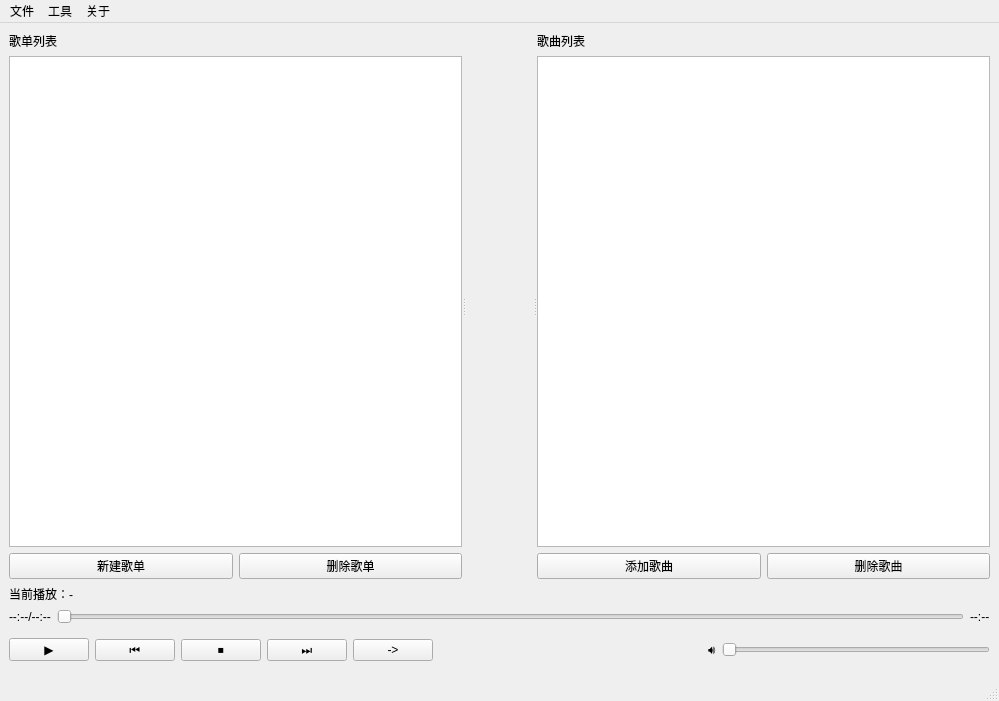
First picture: the form in ui/main_window.ui, repository shicj0927/EasyMusicPlus, before the edit.
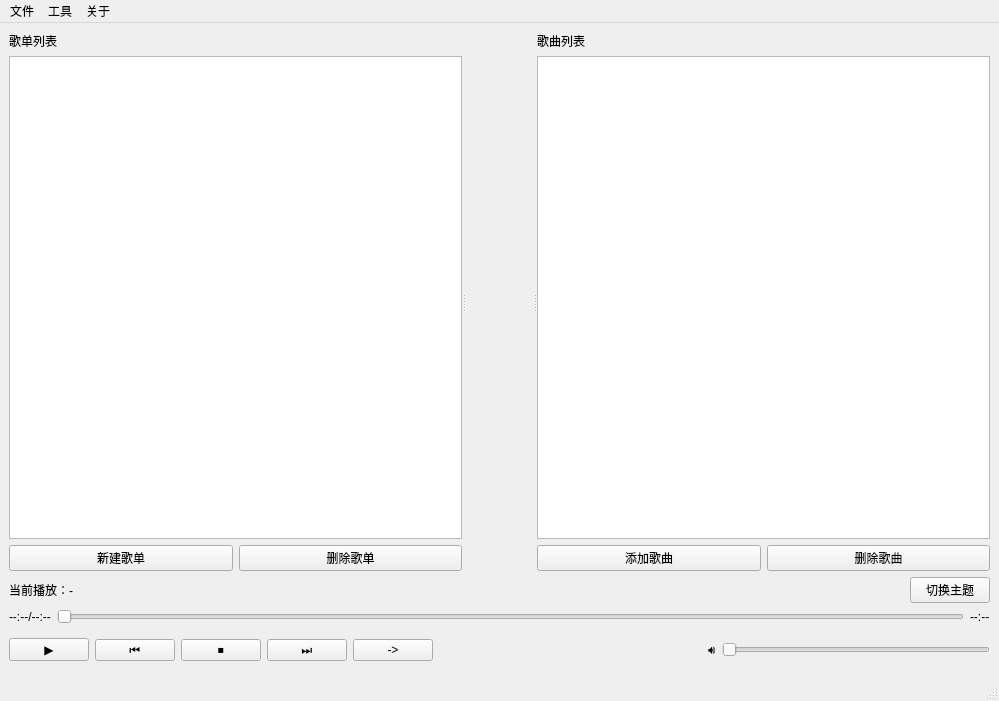
Second picture: the form after the edit.

Commit message: 支持深浅色主题

Diff of the .ui file:
```diff
--- a/ui/main_window.ui
+++ b/ui/main_window.ui
@@ -161,11 +161,35 @@
      </widget>
     </item>
     <item>
+     <layout class="QHBoxLayout" name="horizontalLayout">
+      <item>
      <widget class="QLabel" name="qLabel_nowPlaying">
       <property name="text">
        <string>当前播放：-</string>
       </property>
      </widget>
+      </item>
+      <item>
+       <spacer name="horizontalSpacer_2">
+        <property name="orientation">
+         <enum>Qt::Horizontal</enum>
+        </property>
+        <property name="sizeHint" stdset="0">
+         <size>
+          <width>40</width>
+          <height>20</height>
+         </size>
+        </property>
+       </spacer>
+      </item>
+      <item>
+       <widget class="QPushButton" name="qPushButton_theme">
+        <property name="text">
+         <string>切换主题</string>
+        </property>
+       </widget>
+      </item>
+     </layout>
     </item>
     <item>
      <layout class="QHBoxLayout" name="qHBoxLayout_progressArea">
```
Left out of the diff: 4 changed lines with no effect on the pictures. Lines whose indentation alone changed are shown as unchanged. The commit also changes 3 other files.
